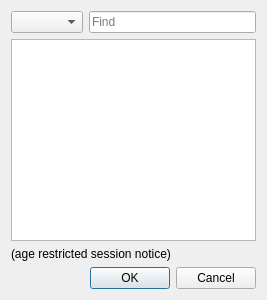
The window that src/client/ui/sessionlisting.ui (drawpile/Drawpile) describes before a commit, drawn with Qt 5.
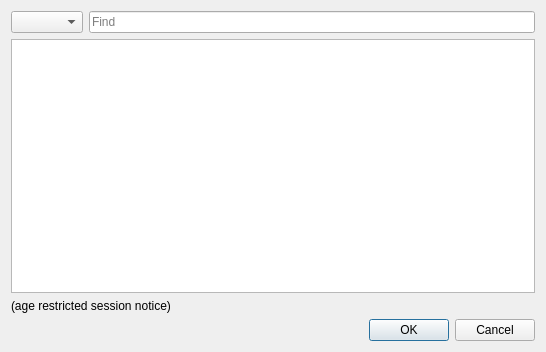
The same window after the commit.

Commit message: Fix session list server choice recall

```diff
--- a/src/client/ui/sessionlisting.ui
+++ b/src/client/ui/sessionlisting.ui
@@ -6,8 +6,8 @@
    <rect>
     <x>0</x>
     <y>0</y>
-    <width>267</width>
-    <height>300</height>
+    <width>546</width>
+    <height>352</height>
    </rect>
   </property>
   <property name="windowTitle">
```
The commit also changes 2 other files.
